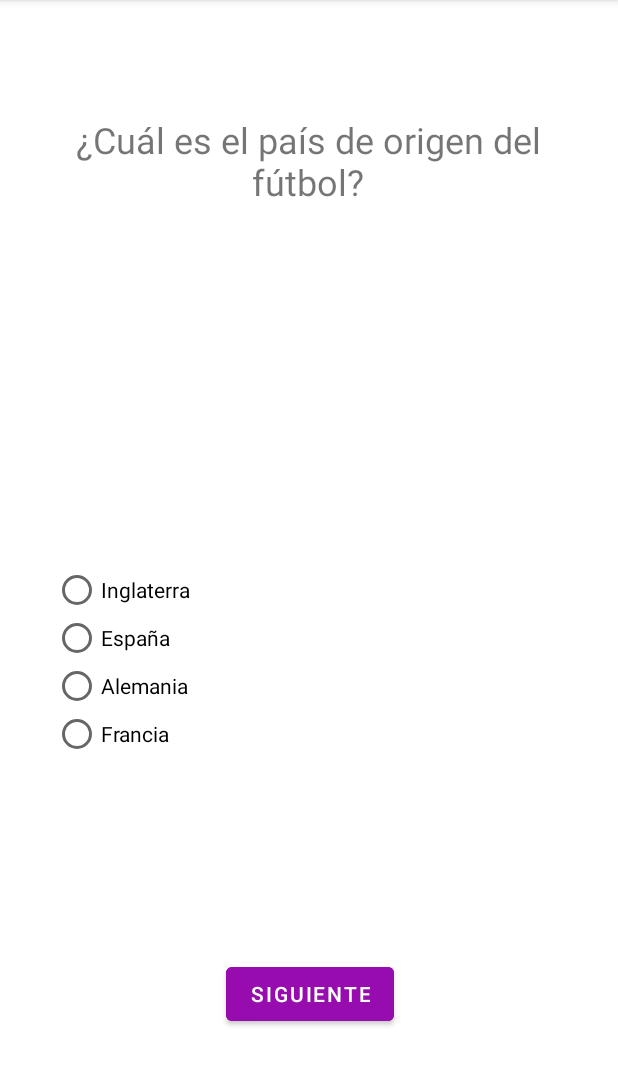
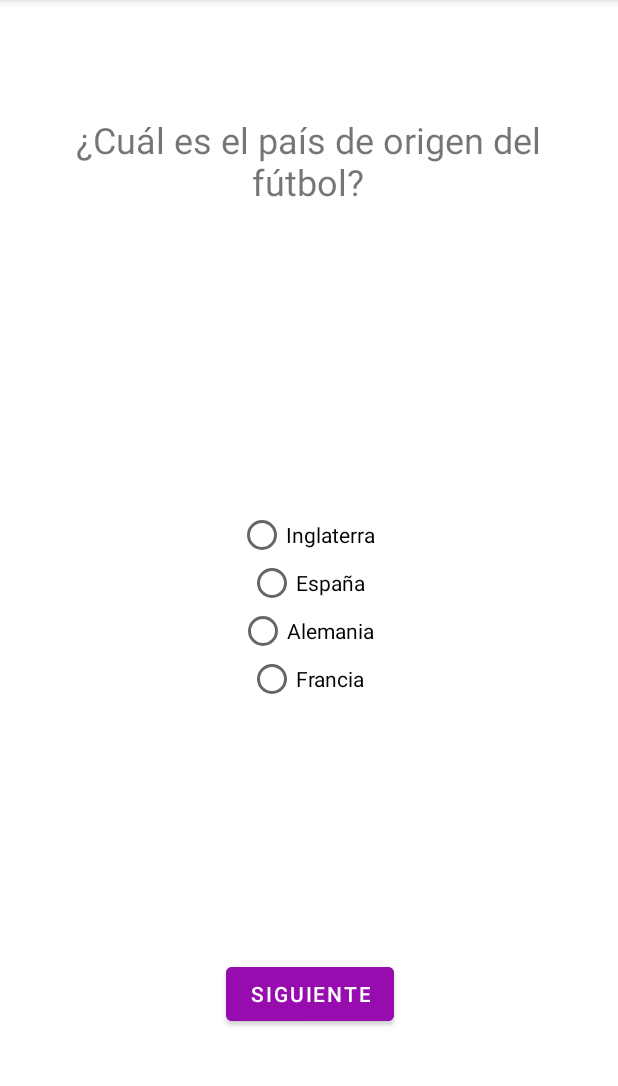
Before and after one commit to scuadrosf/AppsLab, an Android app: the MainActivity screen opened directly, with no data from a screen before it, on a phone screen of 412 x 824 dp, the part 84-1170 px from its top. Run offline under Robolectric (Android 15) with nearby library versions, the phone set to English and light mode, and no system bars.

Commit message:
correccion imagenes

```diff
--- a/P1/app/src/main/res/layout/activity_main.xml
+++ b/P1/app/src/main/res/layout/activity_main.xml
@@ -58,8 +58,9 @@
 
     <RadioGroup
         android:id="@+id/radioGroup"
-        android:layout_width="337dp"
-        android:layout_height="wrap_content"
+        android:gravity="center"
+        android:layout_width="321dp"
+        android:layout_height="429dp"
         android:layout_marginStart="105dp"
         android:layout_marginEnd="105dp"
         android:orientation="vertical"
--- a/P1/build.gradle
+++ b/P1/build.gradle
@@ -1,5 +1,5 @@
 // Top-level build file where you can add configuration options common to all sub-projects/modules.
 plugins {
-    id 'com.android.application' version '7.3.0' apply false
-    id 'com.android.library' version '7.3.0' apply false
+    id 'com.android.application' version '7.4.2' apply false
+    id 'com.android.library' version '7.4.2' apply false
 }
```
Also changed, not shown: P1/app/src/main/res/drawable/alemania.png, P1/app/src/main/res/drawable/argentina.png, P1/app/src/main/res/drawable/brasil.png, P1/app/src/main/res/drawable/italia.png, P1/gradle/wrapper/gradle-wrapper.properties.
